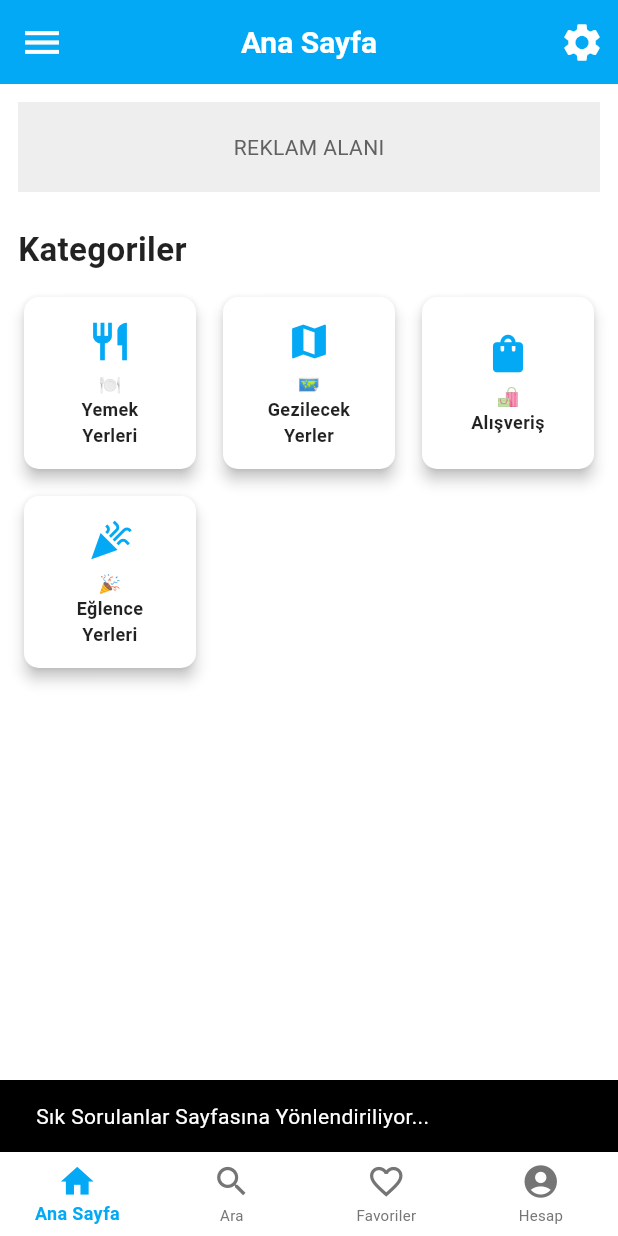
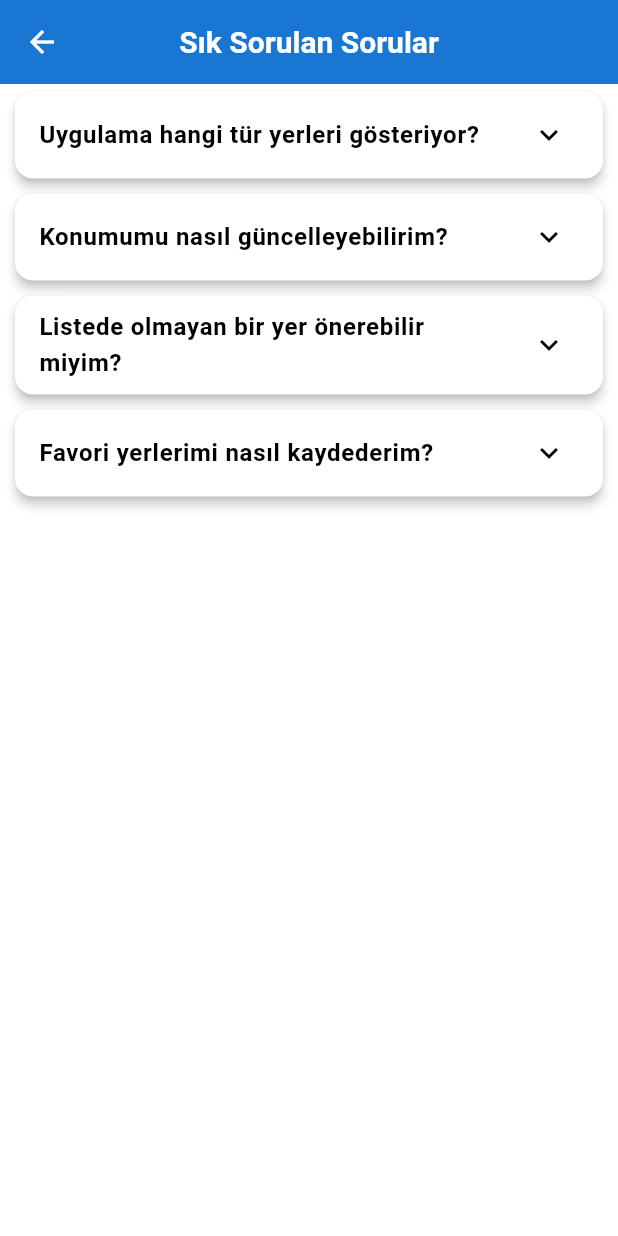
Before and after one commit to berta-ff/proje, a Flutter app: the screen it shows once a user with an empty profile is signed in, in the side drawer, after a tap on "Sık Sorulan Sorulanlar", on a phone screen of 412 x 824 dp. Run offline on Flutter 3.47's test engine with Material 3 defaults, Android fonts, the phone set to English and light mode, and no system bars; our stand-ins replace firebase_auth, firebase_core, shared_preferences; accounts and stored records are empty.

Commit message:
Sık sorulan sorular eklendi. Yer öneri sistemi eklendi.

```diff
--- /dev/null
+++ b/lib/faq_screen.dart
@@ -0,0 +1,71 @@
+// lib/faq_screen.dart
+
+import 'package:flutter/material.dart';
+
+// Soru ve Cevapları tutan basit bir yapı (Model)
+class FAQItem {
+  final String question;
+  final String answer;
+
+  FAQItem({required this.question, required this.answer});
+}
+
+// SSS ekranının kendisi (Widget)
+class FaqScreen extends StatelessWidget {
+ FaqScreen({super.key});
+
+  // Sorular ve Cevaplar Listesi (Buradaki içeriği istediğiniz gibi değiştirebilirsiniz)
+  final List<FAQItem> faqList =  [
+    FAQItem(
+      question: "Uygulama hangi tür yerleri gösteriyor?",
+      answer: "Uygulamamız, bulunduğunuz konuma yakın restoranlar, alışveriş merkezleri, müzeler, kafeler gibi birçok kategorideki popüler yerleri gösterir.",
+    ),
+    FAQItem(
+      question: "Konumumu nasıl güncelleyebilirim?",
+      answer: "Ana ekranın üst kısmındaki konum ikonuna dokunarak veya harita üzerinde manuel olarak konumunuzu değiştirebilirsiniz.",
+    ),
+    FAQItem(
+      question: "Listede olmayan bir yer önerebilir miyim?",
+      answer: "Evet, 'Ayarlar' menüsü altından 'Yer Öner' seçeneği ile bize yeni mekan önerisi gönderebilirsiniz.",
+    ),
+    FAQItem(
+      question: "Favori yerlerimi nasıl kaydederim?",
+      answer: "Her mekanın detay sayfasındaki kalp (favori) ikonuna dokunarak kaydedebilirsiniz.",
+    ),
+  ];
+
+  @override
+  Widget build(BuildContext context) {
+    return Scaffold(
+      appBar: AppBar(
+        title: const Text("Sık Sorulan Sorular"),
+        backgroundColor: Colors.blue.shade700,
+      ),
+      body: ListView.builder(
+        itemCount: faqList.length,
+        itemBuilder: (context, index) {
+          final item = faqList[index];
+          return Card(
+            margin: const EdgeInsets.symmetric(horizontal: 10.0, vertical: 5.0),
+            elevation: 3,
+            child: ExpansionTile( // Tıklayınca açılıp kapanan Soru-Cevap kutucuğu
+              title: Text(
+                item.question,
+                style: const TextStyle(fontWeight: FontWeight.bold),
+              ),
+              children: <Widget>[
+                Padding(
+                  padding: const EdgeInsets.fromLTRB(16.0, 0.0, 16.0, 16.0),
+                  child: Text(
+                    item.answer,
+                    style: const TextStyle(fontSize: 15.0),
+                  ),
+                )
+              ],
+            ),
+          );
+        },
+      ),
+    );
+  }
+}
--- a/lib/giris_ekrani.dart
+++ b/lib/giris_ekrani.dart
@@ -1,3 +1,4 @@
+//giris_ekrani.dart
 import 'package:flutter/material.dart';
 
 // Gerekli import'lar
--- a/lib/kayit_ekrani.dart
+++ b/lib/kayit_ekrani.dart
@@ -1,3 +1,4 @@
+//kayit_ekrani.dart
 import 'package:flutter/material.dart';
 
 // DÜZELTİLMİŞ YOLLAR
--- a/lib/main.dart
+++ b/lib/main.dart
@@ -1,6 +1,10 @@
+//main.dart
+import 'package:proje/suggest_place_screen.dart'; // Yeni ekranı içe aktar
 import 'package:flutter/material.dart';
 import 'package:provider/provider.dart';
 import 'dart:async'; // Timer için eklendi
+import 'package:proje/faq_screen.dart'; // Proje adınız farklıysa 'proje' kısmını güncelleyin.
+
 
 // DÜZELTİLMİŞ/EKSİK IMPORT'LAR
 import 'models/user.dart';
@@ -14,6 +18,7 @@ import 'firebase_options.dart';
 import 'package:firebase_auth/firebase_auth.dart' as fba;
 import 'package:flutter/widgets.dart'; // WidgetsFlutterBinding için
 import 'sifre_sifirlama_ekrani.dart';
+import 'package:proje/suggest_place_screen.dart'; // Yeni ekranı içe aktar
 
 // Açık Mavi/Beyaz Tema Renkleri (BU KODLAR IMPORT'LARDAN SONRA GELMELİ)
 const Color accentColor = Colors.lightBlue;
@@ -340,8 +345,15 @@ class _MainAppWrapperState extends State<MainAppWrapper> {
             leading: const Icon(Icons.help_outline),
             title: const Text('Sık Sorulan Sorulanlar'),
             onTap: () {
+              // 1. Önce menüyü kapatıyoruz
               Navigator.pop(context);
-              ScaffoldMessenger.of(context).showSnackBar(const SnackBar(content: Text('Sık Sorulanlar Sayfasına Yönlendiriliyor...')));
+
+              // 2. Yeni SSS ekranına geçiş yapıyoruz
+              Navigator.of(context).push(
+                MaterialPageRoute(
+                  builder: (context) =>  FaqScreen(),
+                ),
+              );
             },
           ),
           ListTile(
@@ -352,6 +364,24 @@ class _MainAppWrapperState extends State<MainAppWrapper> {
               ScaffoldMessenger.of(context).showSnackBar(const SnackBar(content: Text('Destek Hattı Çağrısı Başlatılıyor...')));
             },
           ),
+          // Destek Hattı ListTile'ından sonra ekleyin
+
+// Yeni "Yer Öner" Listesi
+          ListTile(
+            leading: const Icon(Icons.add_location), // Yer Öner için ikon
+            title: const Text('Yer Öner'),
+            onTap: () {
+              Navigator.of(context).pop(); // Menüyü kapat
+              Navigator.of(context).push(
+                MaterialPageRoute(
+                  builder: (context) => const SuggestPlaceScreen(), // Yeni ekranımız
+                ),
+              );
+            },
+          ),
+          const Divider(), // İsteğe bağlı olarak ayırıcı ekleyebilirsiniz.
+
+// ... Buradan sonra "Ayarlar" ve "Çıkış Yap" List Tile'ları devam etmelidir.
           const Divider(),
           const Spacer(),
           ListTile(
--- a/lib/sifre_sifirlama_ekrani.dart
+++ b/lib/sifre_sifirlama_ekrani.dart
@@ -1,3 +1,4 @@
+//sifre_sifirlama_ekrani.dart
 import 'package:flutter/material.dart';
 // 🔥 YENİ EKLE: Firebase Auth paketini prefix ile import et
 import 'package:firebase_auth/firebase_auth.dart' as fba;
```
Also changed, not shown: lib/suggest_place_screen.dart (added, +208 -0 lines), lib/firebase_options.dart, 2 other files.
